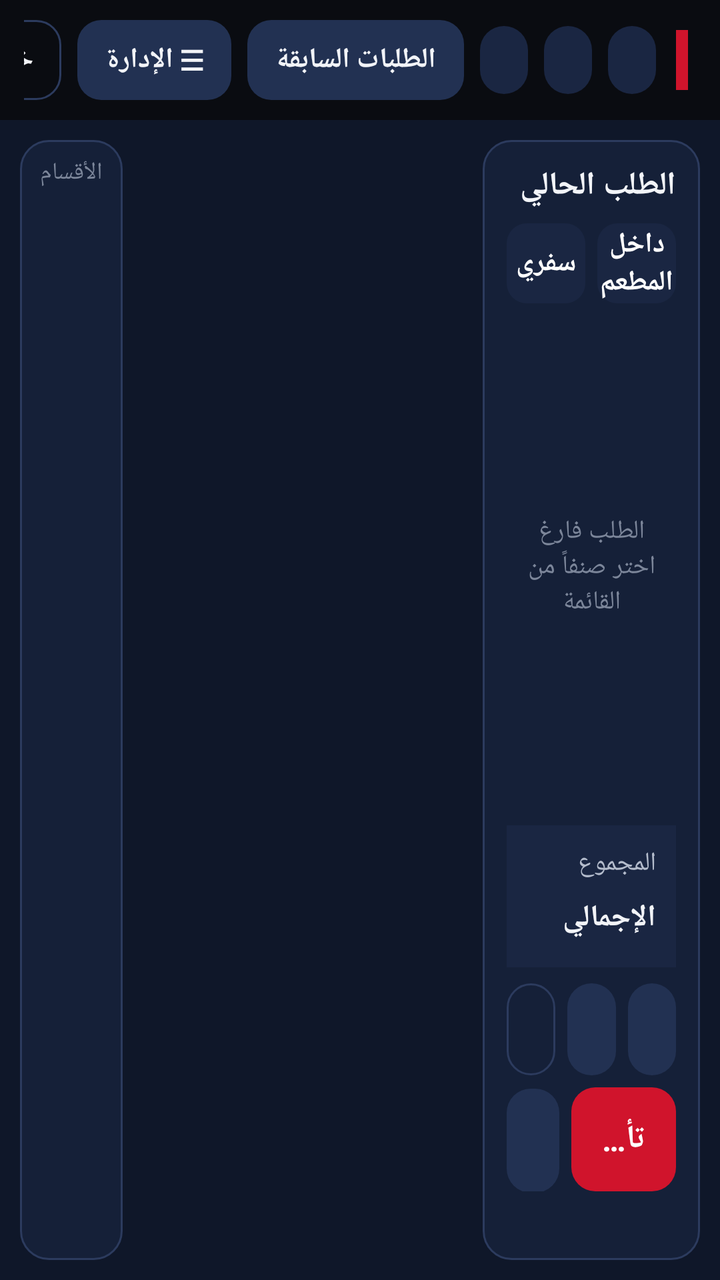
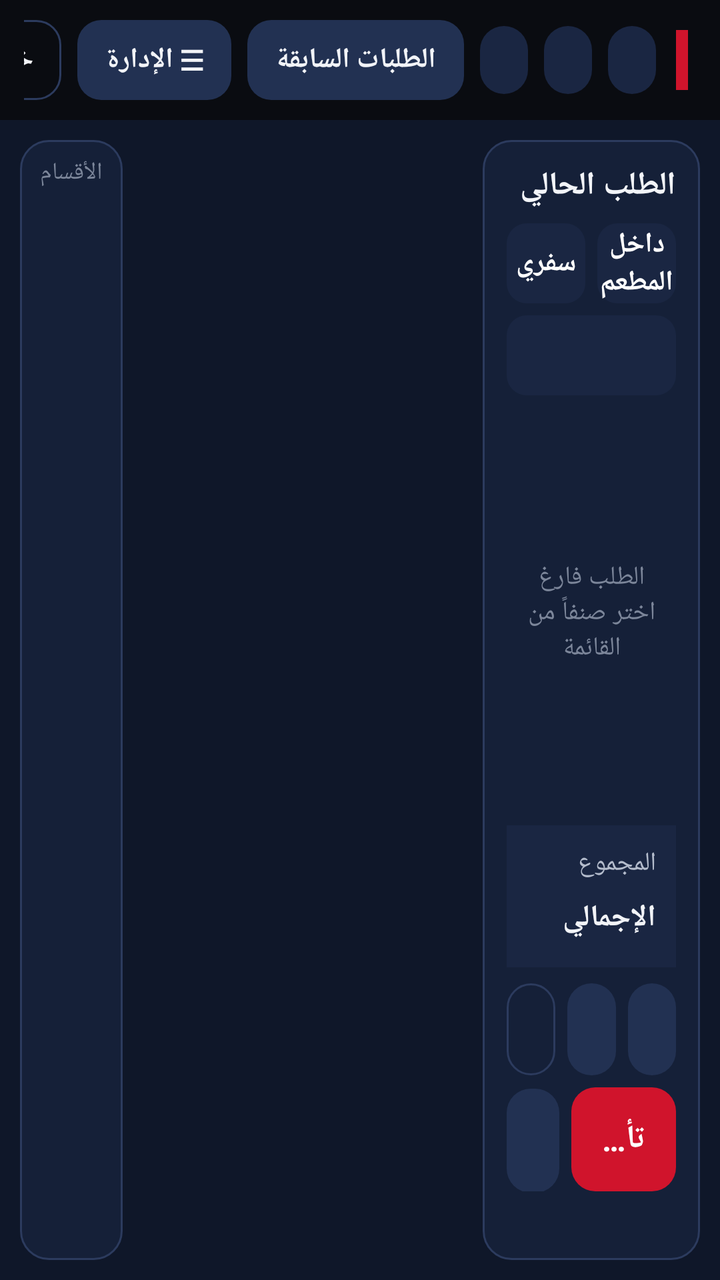

Before-and-after screenshots of an Android layout around one commit, followed by the original layout XML and the change that was made.
<!-- AndroidManifest.xml: application theme Theme.Haji -->
<!-- res/layout/activity_main.xml -->
<?xml version="1.0" encoding="utf-8"?>
<LinearLayout xmlns:android="http://schemas.android.com/apk/res/android"
    android:id="@+id/root"
    android:layout_width="match_parent"
    android:layout_height="match_parent"
    android:background="@color/navy"
    android:layoutDirection="rtl"
    android:orientation="vertical">

    
    <LinearLayout
        android:layout_width="match_parent"
        android:layout_height="60dp"
        android:background="@color/black"
        android:gravity="center_vertical"
        android:orientation="horizontal"
        android:paddingStart="16dp"
        android:paddingEnd="12dp">

        <View
            android:layout_width="6dp"
            android:layout_height="30dp"
            android:background="@color/red" />

        <LinearLayout
            android:layout_width="wrap_content"
            android:layout_height="wrap_content"
            android:layout_marginStart="10dp"
            android:orientation="vertical">

            <TextView
                android:id="@+id/tvRestaurant"
                android:layout_width="wrap_content"
                android:layout_height="wrap_content"
                android:textColor="@color/white"
                android:textSize="18sp"
                android:textStyle="bold" />

            <TextView
                android:id="@+id/tvClock"
                android:layout_width="wrap_content"
                android:layout_height="wrap_content"
                android:textColor="@color/text_3"
                android:textSize="11sp" />
        </LinearLayout>

        <View
            android:layout_width="0dp"
            android:layout_height="1dp"
            android:layout_weight="1" />

        <TextView
            android:id="@+id/chipShift"
            style="@style/Haji.Chip"
            android:layout_width="wrap_content"
            android:layout_marginEnd="8dp" />

        <TextView
            android:id="@+id/chipPrinter"
            style="@style/Haji.Chip"
            android:layout_width="wrap_content"
            android:layout_marginEnd="8dp" />

        <TextView
            android:id="@+id/chipUser"
            style="@style/Haji.Chip"
            android:layout_width="wrap_content"
            android:layout_marginEnd="8dp" />

        <TextView
            android:id="@+id/btnOrders"
            style="@style/Haji.Btn.Dark"
            android:layout_width="wrap_content"
            android:layout_height="40dp"
            android:minHeight="40dp"
            android:layout_marginEnd="8dp"
            android:text="الطلبات السابقة" />

        <TextView
            android:id="@+id/btnAdmin"
            style="@style/Haji.Btn.Dark"
            android:layout_width="wrap_content"
            android:layout_height="40dp"
            android:minHeight="40dp"
            android:layout_marginEnd="8dp"
            android:text="☰ الإدارة" />

        <TextView
            android:id="@+id/btnLogout"
            style="@style/Haji.Btn.Outline"
            android:layout_width="wrap_content"
            android:layout_height="40dp"
            android:minHeight="40dp"
            android:text="خروج" />
    </LinearLayout>

    <TextView
        android:id="@+id/tvShiftWarning"
        android:layout_width="match_parent"
        android:layout_height="wrap_content"
        android:background="@color/red_soft"
        android:gravity="center"
        android:padding="8dp"
        android:text="لا توجد وردية مفتوحة — اضغط هنا لفتح وردية قبل اعتماد الطلبات"
        android:textColor="@color/warning"
        android:textSize="13sp"
        android:textStyle="bold"
        android:visibility="gone" />

    <LinearLayout
        android:layout_width="match_parent"
        android:layout_height="0dp"
        android:layout_weight="1"
        android:orientation="horizontal"
        android:padding="10dp">

        
        <LinearLayout
            android:layout_width="0dp"
            android:layout_height="match_parent"
            android:layout_weight="34"
            android:background="@drawable/card"
            android:orientation="vertical"
            android:padding="12dp">

            <LinearLayout
                android:layout_width="match_parent"
                android:layout_height="wrap_content"
                android:gravity="center_vertical"
                android:orientation="horizontal">

                <TextView
                    style="@style/Haji.Title"
                    android:layout_width="0dp"
                    android:layout_height="wrap_content"
                    android:layout_weight="1"
                    android:text="الطلب الحالي" />

                <TextView
                    android:id="@+id/tvItemCount"
                    style="@style/Haji.Caption"
                    android:layout_width="wrap_content"
                    android:layout_height="wrap_content" />
            </LinearLayout>

            <LinearLayout
                android:layout_width="match_parent"
                android:layout_height="40dp"
                android:layout_marginTop="8dp"
                android:orientation="horizontal">

                <TextView
                    android:id="@+id/segDineIn"
                    android:layout_width="0dp"
                    android:layout_height="match_parent"
                    android:layout_marginEnd="6dp"
                    android:layout_weight="1"
                    android:background="@drawable/segment"
                    android:gravity="center"
                    android:text="داخل المطعم"
                    android:textColor="@color/white"
                    android:textSize="14sp"
                    android:textStyle="bold" />

                <TextView
                    android:id="@+id/segTakeaway"
                    android:layout_width="0dp"
                    android:layout_height="match_parent"
                    android:layout_weight="1"
                    android:background="@drawable/segment"
                    android:gravity="center"
                    android:text="سفري"
                    android:textColor="@color/white"
                    android:textSize="14sp"
                    android:textStyle="bold" />
            </LinearLayout>

            <TextView
                android:id="@+id/tvTable"
                android:layout_width="match_parent"
                android:layout_height="38dp"
                android:layout_marginTop="6dp"
                android:background="@drawable/btn_outline"
                android:gravity="center_vertical|start"
                android:paddingStart="12dp"
                android:paddingEnd="12dp"
                android:textColor="@color/text_2"
                android:textSize="13sp"
                android:visibility="gone" />

            <FrameLayout
                android:layout_width="match_parent"
                android:layout_height="0dp"
                android:layout_marginTop="8dp"
                android:layout_weight="1">

                <ListView
                    android:id="@+id/lvLines"
                    android:layout_width="match_parent"
                    android:layout_height="match_parent"
                    android:divider="@color/stroke"
                    android:dividerHeight="1dp" />

                <TextView
                    android:id="@+id/tvEmpty"
                    android:layout_width="wrap_content"
                    android:layout_height="wrap_content"
                    android:layout_gravity="center"
                    android:gravity="center"
                    android:text="الطلب فارغ\nاختر صنفاً من القائمة"
                    android:textColor="@color/text_3"
                    android:textSize="13sp" />
            </FrameLayout>

            <LinearLayout
                android:layout_width="match_parent"
                android:layout_height="wrap_content"
                android:layout_marginTop="6dp"
                android:background="@color/surface"
                android:orientation="vertical"
                android:padding="10dp">

                <LinearLayout
                    android:layout_width="match_parent"
                    android:layout_height="wrap_content"
                    android:orientation="horizontal">

                    <TextView
                        android:layout_width="0dp"
                        android:layout_height="wrap_content"
                        android:layout_weight="1"
                        android:text="المجموع"
                        android:textColor="@color/text_2"
                        android:textSize="13sp" />

                    <TextView
                        android:id="@+id/tvSubtotal"
                        android:layout_width="wrap_content"
                        android:layout_height="wrap_content"
                        android:textColor="@color/text"
                        android:textSize="13sp" />
                </LinearLayout>

                <LinearLayout
                    android:id="@+id/rowDiscount"
                    android:layout_width="match_parent"
                    android:layout_height="wrap_content"
                    android:orientation="horizontal"
                    android:visibility="gone">

                    <TextView
                        android:id="@+id/tvDiscountLabel"
                        android:layout_width="0dp"
                        android:layout_height="wrap_content"
                        android:layout_weight="1"
                        android:text="الخصم"
                        android:textColor="@color/text_2"
                        android:textSize="13sp" />

                    <TextView
                        android:id="@+id/tvDiscount"
                        android:layout_width="wrap_content"
                        android:layout_height="wrap_content"
                        android:textColor="@color/success"
                        android:textSize="13sp" />
                </LinearLayout>

                <LinearLayout
                    android:layout_width="match_parent"
                    android:layout_height="wrap_content"
                    android:layout_marginTop="4dp"
                    android:gravity="center_vertical"
                    android:orientation="horizontal">

                    <TextView
                        android:layout_width="0dp"
                        android:layout_height="wrap_content"
                        android:layout_weight="1"
                        android:text="الإجمالي"
                        android:textColor="@color/text"
                        android:textSize="15sp"
                        android:textStyle="bold" />

                    <TextView
                        android:id="@+id/tvTotal"
                        android:layout_width="wrap_content"
                        android:layout_height="wrap_content"
                        android:textColor="@color/white"
                        android:textSize="22sp"
                        android:textStyle="bold" />
                </LinearLayout>
            </LinearLayout>

            <LinearLayout
                android:layout_width="match_parent"
                android:layout_height="wrap_content"
                android:layout_marginTop="8dp"
                android:orientation="horizontal">

                <TextView
                    android:id="@+id/btnNew"
                    style="@style/Haji.Btn.Dark"
                    android:layout_width="0dp"
                    android:layout_marginEnd="6dp"
                    android:layout_weight="1"
                    android:text="طلب جديد" />

                <TextView
                    android:id="@+id/btnDiscount"
                    style="@style/Haji.Btn.Dark"
                    android:layout_width="0dp"
                    android:layout_marginEnd="6dp"
                    android:layout_weight="1"
                    android:text="خصم" />

                <TextView
                    android:id="@+id/btnClear"
                    style="@style/Haji.Btn.Outline"
                    android:layout_width="0dp"
                    android:layout_weight="1"
                    android:text="إلغاء الطلب"
                    android:textColor="@color/error" />
            </LinearLayout>

            <LinearLayout
                android:layout_width="match_parent"
                android:layout_height="wrap_content"
                android:layout_marginTop="6dp"
                android:orientation="horizontal">

                <TextView
                    android:id="@+id/btnConfirm"
                    style="@style/Haji.Btn"
                    android:layout_width="0dp"
                    android:layout_height="52dp"
                    android:layout_marginEnd="6dp"
                    android:layout_weight="2"
                    android:textSize="16sp"
                    android:text="تأكيد الطلب" />

                <TextView
                    android:id="@+id/btnPrint"
                    style="@style/Haji.Btn.Dark"
                    android:layout_width="0dp"
                    android:layout_height="52dp"
                    android:layout_weight="1"
                    android:text="طباعة الفاتورة" />
            </LinearLayout>

            <TextView
                android:id="@+id/tvLastInvoice"
                style="@style/Haji.Caption"
                android:layout_width="match_parent"
                android:layout_height="wrap_content"
                android:layout_marginTop="6dp"
                android:gravity="center" />
        </LinearLayout>

        
        <LinearLayout
            android:layout_width="0dp"
            android:layout_height="match_parent"
            android:layout_marginStart="10dp"
            android:layout_marginEnd="10dp"
            android:layout_weight="50"
            android:orientation="vertical">

            <TextView
                android:id="@+id/tvCategoryTitle"
                style="@style/Haji.Title"
                android:layout_width="match_parent"
                android:layout_height="wrap_content"
                android:paddingBottom="8dp" />

            <FrameLayout
                android:layout_width="match_parent"
                android:layout_height="0dp"
                android:layout_weight="1">

                <GridView
                    android:id="@+id/gvProducts"
                    android:layout_width="match_parent"
                    android:layout_height="match_parent"
                    android:columnWidth="150dp"
                    android:horizontalSpacing="8dp"
                    android:listSelector="@color/transparent"
                    android:numColumns="auto_fit"
                    android:stretchMode="columnWidth"
                    android:verticalSpacing="8dp" />

                <TextView
                    android:id="@+id/tvNoProducts"
                    android:layout_width="wrap_content"
                    android:layout_height="wrap_content"
                    android:layout_gravity="center"
                    android:gravity="center"
                    android:padding="20dp"
                    android:textColor="@color/text_3"
                    android:textSize="14sp"
                    android:visibility="gone" />
            </FrameLayout>
        </LinearLayout>

        
        <LinearLayout
            android:layout_width="0dp"
            android:layout_height="match_parent"
            android:layout_weight="16"
            android:background="@drawable/card"
            android:orientation="vertical"
            android:padding="8dp">

            <TextView
                style="@style/Haji.Caption"
                android:layout_width="match_parent"
                android:layout_height="wrap_content"
                android:gravity="center"
                android:paddingBottom="6dp"
                android:text="الأقسام" />

            <ListView
                android:id="@+id/lvCategories"
                android:layout_width="match_parent"
                android:layout_height="0dp"
                android:layout_weight="1"
                android:divider="@color/transparent"
                android:dividerHeight="6dp"
                android:listSelector="@color/transparent" />
        </LinearLayout>
    </LinearLayout>
</LinearLayout>
<!-- resources referenced by this layout -->
<resources>
  <color name="black">#0A0C11</color>
  <color name="error">#FF5A5F</color>
  <color name="navy">#0F1729</color>
  <color name="red">#D0142C</color>
  <color name="red_soft">#3A1520</color>
  <color name="stroke">#2C3B5E</color>
  <color name="success">#34B67E</color>
  <color name="surface">#1A2642</color>
  <color name="text">#F2F4F8</color>
  <color name="text_2">#B4BCCC</color>
  <color name="text_3">#7C869A</color>
  <color name="transparent">#00000000</color>
  <color name="warning">#F0B43C</color>
  <color name="white">#FFFFFF</color>
  <!-- drawable card (drawable) -->
  <?xml version="1.0" encoding="utf-8"?>
  <shape xmlns:android="http://schemas.android.com/apk/res/android">
      <solid android:color="@color/navy_2" />
      <stroke android:width="1dp" android:color="@color/stroke" />
      <corners android:radius="14dp" />
  </shape>
  <!-- drawable segment (drawable) -->
  <?xml version="1.0" encoding="utf-8"?>
  <selector xmlns:android="http://schemas.android.com/apk/res/android">
      <item android:state_selected="true">
          <shape><solid android:color="@color/red" /><corners android:radius="10dp" /></shape>
      </item>
      <item>
          <shape><solid android:color="@color/surface" /><corners android:radius="10dp" /></shape>
      </item>
  </selector>
  <style name="Haji.Btn.Dark">
          <item name="android:background">@drawable/btn_dark</item>
          <item name="android:textColor">@color/text</item>
      </style>
  <style name="Haji.Btn.Outline">
          <item name="android:background">@drawable/btn_outline</item>
          <item name="android:textColor">@color/text</item>
      </style>
  <style name="Haji.Caption" parent="">
          <item name="android:textColor">@color/text_3</item>
          <item name="android:textSize">12sp</item>
      </style>
  <style name="Haji.Title" parent="">
          <item name="android:textColor">@color/text</item>
          <item name="android:textSize">16sp</item>
          <item name="android:textStyle">bold</item>
      </style>
  <dimen name="radius">12dp</dimen>
  <color name="navy_2">#152038</color>
  <dimen name="btn_h">46dp</dimen>
  <!-- drawable btn_dark (drawable) -->
  <?xml version="1.0" encoding="utf-8"?>
  <ripple xmlns:android="http://schemas.android.com/apk/res/android" android:color="#30FFFFFF">
      <item>
          <shape>
              <solid android:color="@color/surface_2" />
              <corners android:radius="@dimen/radius" />
          </shape>
      </item>
  </ripple>
  <!-- drawable chip (drawable) -->
  <?xml version="1.0" encoding="utf-8"?>
  <shape xmlns:android="http://schemas.android.com/apk/res/android">
      <solid android:color="@color/surface" />
      <corners android:radius="17dp" />
  </shape>
  <style name="Theme.Haji.Dialog" parent="@android:style/Theme.Material.Dialog.Alert">
          <item name="android:colorAccent">@color/red</item>
          <item name="android:windowBackground">@drawable/bg_dialog</item>
          <item name="android:textColorPrimary">@color/text</item>
          <item name="android:textColorSecondary">@color/text_2</item>
      </style>
  <style name="Haji.WindowAnim" parent="@android:style/Animation.Activity">
          <item name="android:activityOpenEnterAnimation">@anim/fade_in</item>
          <item name="android:activityOpenExitAnimation">@anim/fade_out</item>
          <item name="android:activityCloseEnterAnimation">@anim/fade_in</item>
          <item name="android:activityCloseExitAnimation">@anim/fade_out</item>
      </style>
  <color name="surface_2">#223152</color>
  <!-- drawable bg_dialog (drawable) -->
  <?xml version="1.0" encoding="utf-8"?>
  <inset xmlns:android="http://schemas.android.com/apk/res/android" android:inset="16dp">
      <shape>
          <solid android:color="@color/navy_2" />
          <stroke android:width="1dp" android:color="@color/stroke" />
          <corners android:radius="16dp" />
      </shape>
  </inset>
  <!-- unchanged entries left out for length: 5 -->
</resources>

<!-- the commit's change to res/layout/activity_main.xml (unified diff, before → after) -->
@@ -175,6 +175,18 @@
                     android:textStyle="bold" />
             </LinearLayout>
 
+            
+            <TextView
+                android:id="@+id/btnService"
+                android:layout_width="match_parent"
+                android:layout_height="40dp"
+                android:layout_marginTop="6dp"
+                android:background="@drawable/segment"
+                android:gravity="center"
+                android:textColor="@color/white"
+                android:textSize="14sp"
+                android:textStyle="bold" />
+
             <TextView
                 android:id="@+id/tvTable"
                 android:layout_width="match_parent"
@@ -266,6 +278,29 @@
                 </LinearLayout>
 
                 <LinearLayout
+                    android:id="@+id/rowService"
+                    android:layout_width="match_parent"
+                    android:layout_height="wrap_content"
+                    android:orientation="horizontal"
+                    android:visibility="gone">
+
+                    <TextView
+                        android:layout_width="0dp"
+                        android:layout_height="wrap_content"
+                        android:layout_weight="1"
+                        android:text="خدمة الصالة"
+                        android:textColor="@color/text_2"
+                        android:textSize="13sp" />
+
+                    <TextView
+                        android:id="@+id/tvService"
+                        android:layout_width="wrap_content"
+                        android:layout_height="wrap_content"
+                        android:textColor="@color/warning"
+                        android:textSize="13sp" />
+                </LinearLayout>
+
+                <LinearLayout
                     android:layout_width="match_parent"
                     android:layout_height="wrap_content"
                     android:layout_marginTop="4dp"
